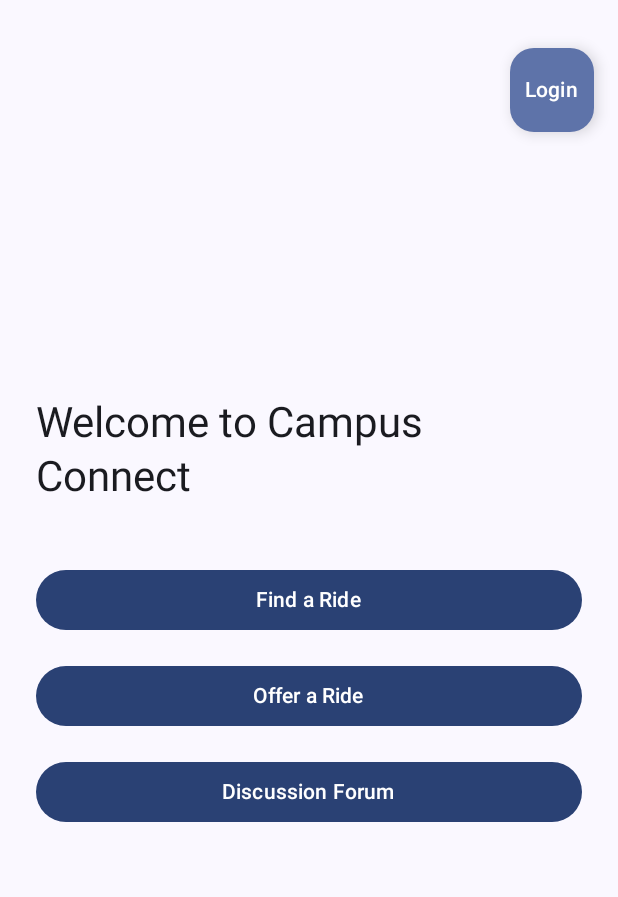
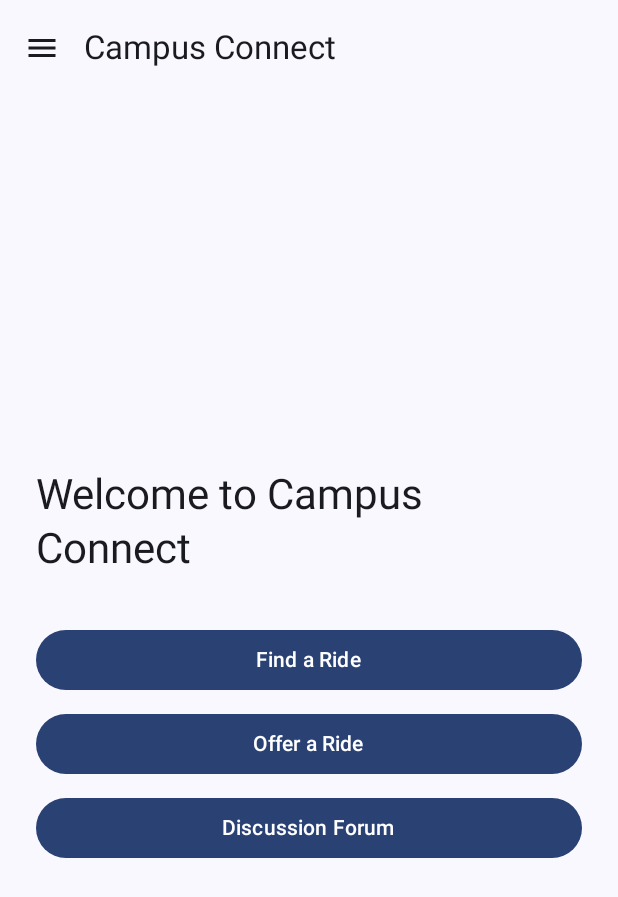
Before and after one commit to singhjagjot0013/campusconnect, an Android app built with Jetpack Compose: the screen it shows after launch (HomeActivity), on a phone screen of 412 x 824 dp. Shown: the top 897 px of the screen. Run offline under Robolectric (Android 15) with nearby library versions, the phone set to English and light mode, and no system bars.

Commit message:
Added a navigationDrawer to be used by all pages

```diff
--- /dev/null
+++ b/Frontend/app/src/main/java/com/integration/campusconnect/AppDrawer.kt
@@ -0,0 +1,85 @@
+package com.integration.campusconnect
+// AppDrawer.kt
+
+import android.content.Context
+import android.content.Intent
+import androidx.compose.foundation.layout.PaddingValues
+import androidx.compose.foundation.layout.padding
+import androidx.compose.material.icons.Icons
+import androidx.compose.material.icons.filled.Menu
+import androidx.compose.material3.*
+import androidx.compose.runtime.*
+import androidx.compose.ui.Modifier
+import androidx.compose.ui.unit.dp
+import com.integration.campusconnect.*
+import kotlinx.coroutines.CoroutineScope
+import kotlinx.coroutines.launch
+
+@OptIn(ExperimentalMaterial3Api::class)
+@Composable
+fun CampusConnectDrawer(
+    drawerState: DrawerState,
+    scope: CoroutineScope,
+    context: Context,
+    content: @Composable (PaddingValues) -> Unit
+) {
+    ModalNavigationDrawer(
+        drawerState = drawerState,
+        drawerContent = {
+            ModalDrawerSheet {
+                Text("Campus Connect", style = MaterialTheme.typography.titleLarge, modifier = Modifier.padding(16.dp))
+
+                fun navTo(target: Class<*>) {
+                    context.startActivity(Intent(context, target))
+                    scope.launch { drawerState.close() }
+                }
+
+                NavigationDrawerItem(
+                    label = { Text("Home") },
+                    selected = false,
+                    onClick = { navTo(HomeActivity::class.java) }
+                )
+
+                NavigationDrawerItem(
+                    label = { Text("Find a Ride") },
+                    selected = false,
+                    onClick = { navTo(FindRideActivity::class.java) }
+                )
+
+                NavigationDrawerItem(
+                    label = { Text("Offer a Ride") },
+                    selected = false,
+                    onClick = { navTo(OfferRideActivity::class.java) }
+                )
+
+                NavigationDrawerItem(
+                    label = { Text("Discussion Forum") },
+                    selected = false,
+                    onClick = { navTo(DiscussionForumActivity::class.java) }
+                )
+
+                NavigationDrawerItem(
+                    label = { Text("Login") },
+                    selected = false,
+                    onClick = { navTo(MainActivity::class.java) }
+                )
+            }
+        }
+    ) {
+        Scaffold(
+            topBar = {
+                TopAppBar(
+                    title = { Text("Campus Connect") },
+                    navigationIcon = {
+                        IconButton(onClick = {
+                            scope.launch { drawerState.open() }
+                        }) {
+                            Icon(Icons.Default.Menu, contentDescription = "Menu")
+                        }
+                    }
+                )
+            },
+            content = content
+        )
+    }
+}
--- a/Frontend/app/src/main/java/com/integration/campusconnect/HomeActivity.kt
+++ b/Frontend/app/src/main/java/com/integration/campusconnect/HomeActivity.kt
@@ -1,97 +1,74 @@
 package com.integration.campusconnect
 
 import android.os.Bundle
+import android.content.Intent
 import androidx.activity.ComponentActivity
 import androidx.activity.compose.setContent
 import androidx.compose.foundation.layout.*
 import androidx.compose.material3.*
-import androidx.compose.runtime.Composable
+import androidx.compose.runtime.*
 import androidx.compose.ui.Alignment
 import androidx.compose.ui.Modifier
+import androidx.compose.ui.platform.LocalContext
 import androidx.compose.ui.unit.dp
+//import com.integration.campusconnect.ui.components.CampusConnectDrawer
 import com.integration.campusconnect.ui.theme.CampusConnectTheme
-import androidx.compose.ui.platform.LocalContext
-import android.content.Intent
-import androidx.compose.ui.tooling.preview.Preview
-
+import kotlinx.coroutines.launch
 
 class HomeActivity : ComponentActivity() {
     override fun onCreate(savedInstanceState: Bundle?) {
         super.onCreate(savedInstanceState)
         setContent {
             CampusConnectTheme {
-                Surface(modifier = Modifier.fillMaxSize()) {
-                    HomeDashboard()
-                }
+                HomeDashboard()
             }
         }
     }
 }
-@Preview
+
 @Composable
 fun HomeDashboard() {
     val context = LocalContext.current
+    val drawerState = rememberDrawerState(DrawerValue.Closed)
+    val scope = rememberCoroutineScope()
 
-    Box(modifier = Modifier.fillMaxSize()) {
-
-        // The main centered column with text and buttons
+    CampusConnectDrawer(drawerState, scope, context) { innerPadding ->
         Column(
             modifier = Modifier
-                .fillMaxSize()
-                .padding(24.dp),
+                .padding(innerPadding)
+                .padding(24.dp)
+                .fillMaxSize(),
             verticalArrangement = Arrangement.Center,
             horizontalAlignment = Alignment.CenterHorizontally
         ) {
-            Text(
-                text = "Welcome to Campus Connect",
-                style = MaterialTheme.typography.headlineMedium,
-                modifier = Modifier.padding(bottom = 32.dp)
-            )
+            Text("Welcome to Campus Connect", style = MaterialTheme.typography.headlineMedium)
+
+            Spacer(modifier = Modifier.height(32.dp))
 
             Button(
-                onClick = {
-                    context.startActivity(Intent(context, FindRideActivity::class.java))
-                },
-                modifier = Modifier
-                    .fillMaxWidth()
-                    .padding(vertical = 8.dp)
+                onClick = { context.startActivity(Intent(context, FindRideActivity::class.java)) },
+                modifier = Modifier.fillMaxWidth()
             ) {
                 Text("Find a Ride")
             }
 
             Button(
-                onClick = {
-                    context.startActivity(Intent(context, OfferRideActivity::class.java))
-                },
+                onClick = { context.startActivity(Intent(context, OfferRideActivity::class.java)) },
                 modifier = Modifier
                     .fillMaxWidth()
-                    .padding(vertical = 8.dp)
+                    .padding(top = 8.dp)
             ) {
                 Text("Offer a Ride")
             }
 
             Button(
-                onClick = {
-                    context.startActivity(Intent(context, DiscussionForumActivity::class.java))
-                },
+                onClick = { context.startActivity(Intent(context, DiscussionForumActivity::class.java)) },
                 modifier = Modifier
                     .fillMaxWidth()
-                    .padding(vertical = 8.dp)
+                    .padding(top = 8.dp)
             ) {
                 Text("Discussion Forum")
             }
         }
-
-        // Floating Login button in the top-right corner
-        FloatingActionButton(
-            onClick = {
-                context.startActivity(Intent(context, MainActivity::class.java))
-            },
-            modifier = Modifier
-                .align(Alignment.TopEnd)
-                .padding(top = 32.dp, end = 16.dp)
-        ) {
-            Text("Login")
-        }
     }
 }
```
